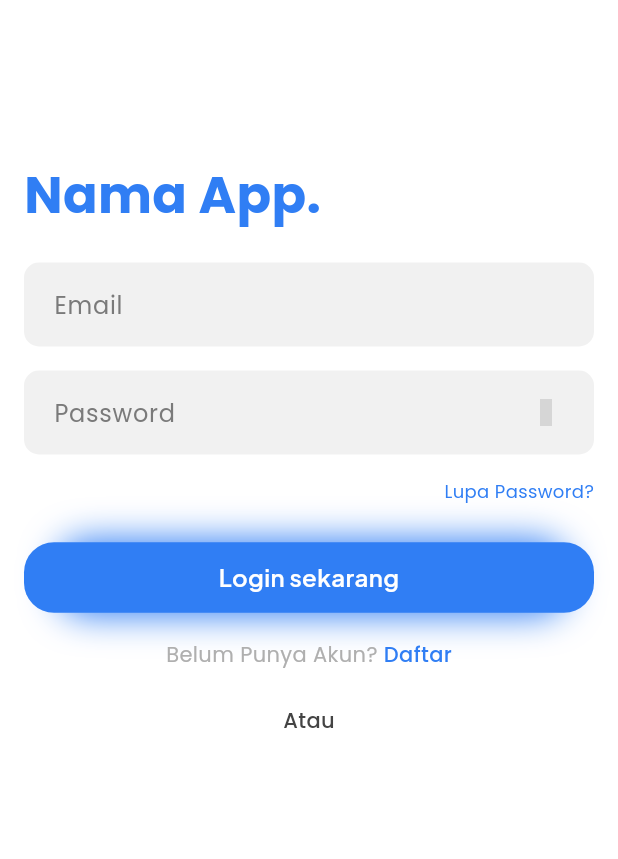
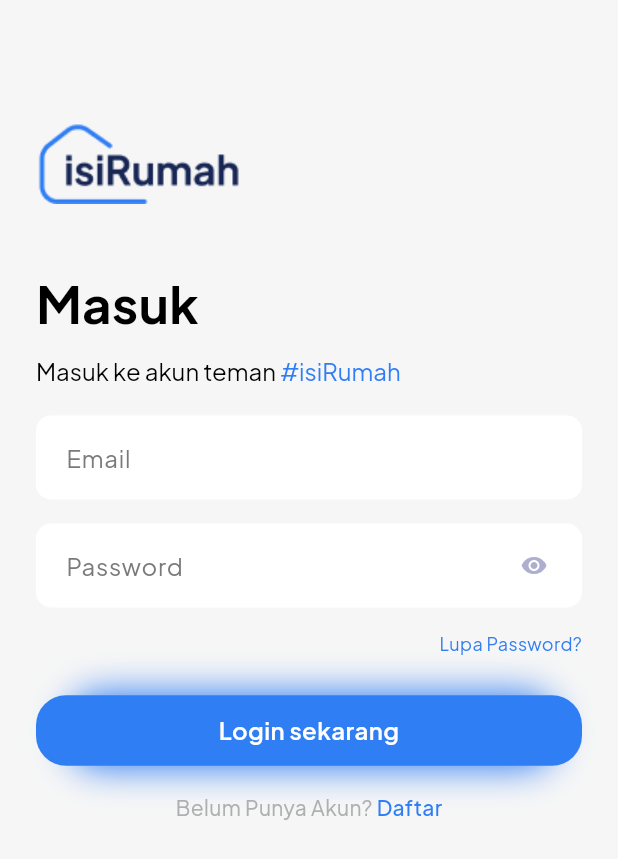
Before and after one commit to pfnazhmi/fe-isiRumah, a Flutter app: the SigninPage screen opened directly, on a phone screen of 412 x 824 dp. Shown: the top 859 px of the screen. Run offline on Flutter 3.47's test engine with Material 3 defaults, Android fonts, the phone set to English and light mode, and no system bars; our stand-ins replace google_fonts; grey boxes are pictures that could not be loaded.

Commit message:
add: slicing ui sigin in

```diff
--- a/lib/core/app_color.dart
+++ b/lib/core/app_color.dart
@@ -2,5 +2,5 @@ import 'package:flutter/material.dart';
 
 class AppColor {
   static const primary = Color(0xFF307EF4);
-  static const grey = Color(0x007a7a7a);
+  static const grey = Color(0xFF7A7A7A);
 }
--- a/lib/feature/onboarding_page.dart
+++ b/lib/feature/onboarding_page.dart
@@ -1,6 +1,7 @@
 import 'package:flutter/material.dart';
 import 'package:google_fonts/google_fonts.dart';
 import 'package:isirumah/core/app_asset.dart';
+import 'package:isirumah/feature/signin_page.dart';
 import 'package:isirumah/widget/button.dart';
 
 class OnboardingPage extends StatelessWidget {
@@ -51,7 +52,12 @@ class OnboardingPage extends StatelessWidget {
                 ),
                 Button(
                   label: "Mulai sekarang",
-                  onTap: () {},
+                  onTap: () {
+                    Navigator.push(
+                      context,
+                      MaterialPageRoute(builder: (context) => SigninPage()),
+                    );
+                  },
                   isExpand: true,
                 ),
               ],
--- a/lib/feature/signin_page.dart
+++ b/lib/feature/signin_page.dart
@@ -1,6 +1,7 @@
 import 'package:flutter/gestures.dart';
 import 'package:flutter/material.dart';
 import 'package:google_fonts/google_fonts.dart';
+import 'package:isirumah/core/app_asset.dart';
 import 'package:isirumah/core/app_color.dart';
 import 'package:isirumah/widget/button.dart';
 
@@ -23,27 +24,57 @@ class _SigninPageState extends State<SigninPage> {
     super.dispose();
   }
 
+  @override
   Widget build(BuildContext context) {
     return Scaffold(
-      backgroundColor: Colors.white,
+      backgroundColor: const Color(0xFFF6F6F6),
       body: Form(
         child: Padding(
-          padding: const EdgeInsets.symmetric(horizontal: 16),
+          padding: const EdgeInsets.symmetric(horizontal: 24),
           child: SingleChildScrollView(
             child: SafeArea(
               child: Column(
+                crossAxisAlignment: CrossAxisAlignment.start,
                 children: [
                   const SizedBox(
-                    height: 106,
+                    height: 72,
                   ),
-                  Align(
-                    alignment: Alignment.topLeft,
-                    child: Text(
-                      "Nama App.",
-                      style: GoogleFonts.poppins(
+                  Image.asset(
+                    AppAsset.logo,
+                  ),
+                  const SizedBox(
+                    height: 42,
+                  ),
+                  Text(
+                    "Masuk",
+                    style: GoogleFonts.plusJakartaSans(
                         fontSize: 34,
                         fontWeight: FontWeight.bold,
-                          color: AppColor.primary),
+                        color: Colors.black),
+                  ),
+                  const SizedBox(
+                    height: 10,
+                  ),
+                  RichText(
+                    text: TextSpan(
+                      style: GoogleFonts.plusJakartaSans(
+                        fontSize: 16,
+                        fontWeight: FontWeight.w400,
+                        color: Colors.black, // Warna default untuk teks
+                      ),
+                      children: [
+                        const TextSpan(
+                          text: "Masuk ke akun teman ",
+                        ),
+                        TextSpan(
+                          text: "#isiRumah",
+                          style: GoogleFonts.plusJakartaSans(
+                            color: AppColor.primary,
+                            fontSize: 16,
+                            fontWeight: FontWeight.w400,
+                          ),
+                        ),
+                      ],
                     ),
                   ),
                   const SizedBox(
@@ -61,7 +92,7 @@ class _SigninPageState extends State<SigninPage> {
                     alignment: Alignment.centerRight,
                     child: Text(
                       "Lupa Password?",
-                      style: GoogleFonts.poppins(
+                      style: GoogleFonts.plusJakartaSans(
                           //decoration: TextDecoration.underline,
                           fontSize: 12,
                           fontWeight: FontWeight.w400,
@@ -79,10 +110,12 @@ class _SigninPageState extends State<SigninPage> {
                   const SizedBox(
                     height: 16,
                   ),
-                  Text.rich(
+                  Align(
+                    alignment: Alignment.center,
+                    child: Text.rich(
                       TextSpan(
                         text: 'Belum Punya Akun? ',
-                      style: GoogleFonts.poppins(
+                        style: GoogleFonts.plusJakartaSans(
                           fontSize: 14,
                           fontWeight: FontWeight.w400,
                           color: const Color(0xFFAFAFAF),
@@ -90,7 +123,7 @@ class _SigninPageState extends State<SigninPage> {
                         children: [
                           TextSpan(
                             text: 'Daftar',
-                          style: GoogleFonts.poppins(
+                            style: GoogleFonts.plusJakartaSans(
                               fontSize: 14,
                               //decoration: TextDecoration.underline,
                               fontWeight: FontWeight.w500,
@@ -105,16 +138,9 @@ class _SigninPageState extends State<SigninPage> {
                         ],
                       ),
                     ),
+                  ),
                   const SizedBox(
                     height: 24,
-                  ),
-                  Text(
-                    "Atau",
-                    style: GoogleFonts.poppins(
-                      fontSize: 14,
-                      fontWeight: FontWeight.w500,
-                      color: const Color(0xFF444444),
-                    ),
                   ),
                   const SizedBox(
                     height: 24,
@@ -137,11 +163,11 @@ class _SigninPageState extends State<SigninPage> {
       decoration: InputDecoration(
         isDense: true,
         filled: true,
-        fillColor: const Color(0xFFF1F1F1),
+        fillColor: Colors.white,
         contentPadding:
             const EdgeInsets.symmetric(horizontal: 16, vertical: 16),
         hintText: "Password",
-        hintStyle: GoogleFonts.poppins(
+        hintStyle: GoogleFonts.plusJakartaSans(
           fontSize: 16,
           fontWeight: FontWeight.w400,
           color: const Color(0xFF7A7A7A),
@@ -165,9 +191,7 @@ class _SigninPageState extends State<SigninPage> {
           child: Padding(
             padding: const EdgeInsets.only(right: 16),
             child: Icon(
-              isPasswordHidden
-                  ? FluentSystemIcons.ic_fluent_eye_hide_regular
-                  : FluentSystemIcons.ic_fluent_eye_show_regular,
+              isPasswordHidden ? Icons.visibility : Icons.visibility_off,
               color: const Color(0xFFAEAECF),
             ),
           ),
@@ -184,11 +208,11 @@ class _SigninPageState extends State<SigninPage> {
       decoration: InputDecoration(
           isDense: true,
           filled: true,
-          fillColor: const Color(0xFFF1F1F1),
+          fillColor: Colors.white,
           contentPadding:
               const EdgeInsets.symmetric(horizontal: 16, vertical: 16),
           hintText: "Email",
-          hintStyle: GoogleFonts.poppins(
+          hintStyle: GoogleFonts.plusJakartaSans(
             fontSize: 16,
             fontWeight: FontWeight.w400,
             color: const Color(0xFF7A7A7A),
@@ -206,5 +230,3 @@ class _SigninPageState extends State<SigninPage> {
     );
   }
 }
-
-class FluentSystemIcons {}
--- a/lib/main.dart
+++ b/lib/main.dart
@@ -1,5 +1,6 @@
 import 'package:flutter/material.dart';
 import 'package:isirumah/core/app_color.dart';
+import 'package:isirumah/feature/signin_page.dart';
 import 'package:isirumah/feature/splash_page.dart';
 
 void main() {
@@ -14,7 +15,7 @@ class MyApp extends StatelessWidget {
   Widget build(BuildContext context) {
     return MaterialApp(
       debugShowCheckedModeBanner: false,
-      home: const SplashPage(),
+      home: const SigninPage(),
     );
   }
 }
--- a/pubspec.yaml
+++ b/pubspec.yaml
@@ -36,7 +36,6 @@ dependencies:
   # Use with the CupertinoIcons class for iOS style icons.
   cupertino_icons: ^1.0.2
   responsive_framework: ^1.4.0
-  fluentui_icons: ^1.0.0
   google_fonts: ^5.1.0
 
 dev_dependencies:
```
Also changed, not shown: pubspec.lock. Lines whose indentation alone changed are shown as unchanged.
